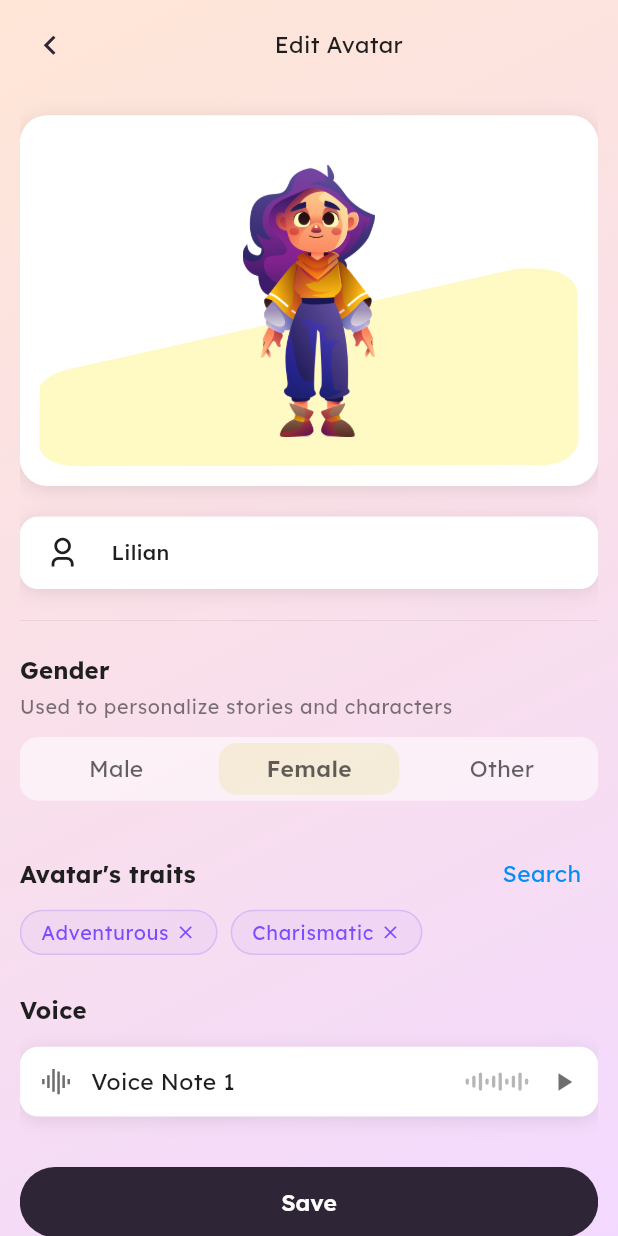
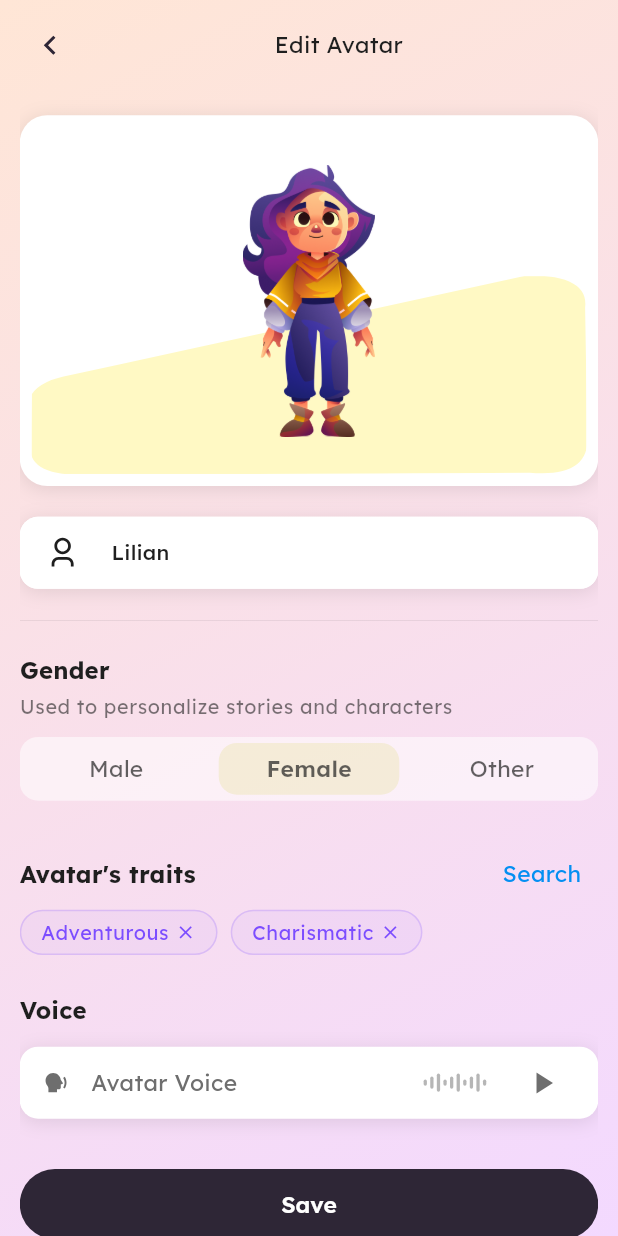
Before and after one commit to ahmadzaib/sleep-app, a Flutter app: the EditAvatarScreen screen opened by its route, on a phone screen of 412 x 824 dp. Run offline on Flutter 3.47's test engine with Material 3 defaults, Android fonts, the phone set to English and light mode, and no system bars; drawn by our look-alikes of zoom_tap_animation; our stand-ins replace cached_network_image, dio, dropdown_button2, firebase_core, flutter_screenutil, flutter_secure_storage and 11 more; missing offline and left inert: super_tooltip, svg_flutter; accounts and stored records are empty.

Commit message:
featL voice note playing

```diff
--- a/lib/core/constants/app_icons.dart
+++ b/lib/core/constants/app_icons.dart
@@ -23,6 +23,7 @@ class AppIconsSvg {
   static const String cross = "assets/icons/cross.svg";
   static const String delete = "assets/icons/delete.svg";
   static const String magic = "assets/icons/magic.svg";
+  static const String speaking = "assets/icons/speaking.svg";
 }
 
 class AppIconsPng {}
--- a/lib/features/avatar/views/components/voice_note_tile.dart
+++ b/lib/features/avatar/views/components/voice_note_tile.dart
@@ -5,31 +5,110 @@ import 'package:avatar_flow/core/utils/spacing.dart';
 import 'package:avatar_flow/widgets/custom_svg.dart';
 import 'package:flutter/material.dart';
 import 'package:flutter_screenutil/flutter_screenutil.dart';
+import 'package:just_audio/just_audio.dart';
 
-class VoiceNoteTile extends StatelessWidget {
-  const VoiceNoteTile({super.key});
+class VoiceNoteTile extends StatefulWidget {
+  final String title;
+  final String audioPath;
+  final bool isNetwork;
+
+  const VoiceNoteTile({
+    super.key,
+    required this.title,
+    required this.audioPath,
+    this.isNetwork = false,
+  });
+
+  @override
+  State<VoiceNoteTile> createState() => _VoiceNoteTileState();
+}
+
+class _VoiceNoteTileState extends State<VoiceNoteTile> {
+  final AudioPlayer _player = AudioPlayer();
+  bool isPlaying = false;
+
+  @override
+  void initState() {
+    super.initState();
+
+    /// Listen once for completion
+    _player.playerStateStream.listen((state) {
+      if (state.processingState == ProcessingState.completed) {
+        setState(() => isPlaying = false);
+      }
+    });
+
+    /// Preload audio (no loader UI needed)
+    _initAudio();
+  }
+
+  Future<void> _initAudio() async {
+    try {
+      if (widget.isNetwork) {
+        await _player.setUrl(widget.audioPath);
+      } else {
+        await _player.setAsset(widget.audioPath);
+      }
+    } catch (e) {
+      debugPrint("Audio init error: $e");
+    }
+  }
+
+  @override
+  void dispose() {
+    _player.dispose();
+    super.dispose();
+  }
+
+  Future<void> _togglePlay() async {
+    try {
+      if (isPlaying) {
+        await _player.pause();
+        setState(() => isPlaying = false);
+      } else {
+        /// Always restart from beginning
+        await _player.seek(Duration.zero);
+        setState(() => isPlaying = true);
+        await _player.play();
+      }
+    } catch (e) {
+      debugPrint("Audio error: $e");
+    }
+  }
 
   @override
   Widget build(BuildContext context) {
     final textTheme = Theme.of(context).textTheme;
+
     return Container(
-      padding: AppConstants.defaultAllPadding,
+      padding: AppConstants.defaultPaddingHorizental,
       decoration: BoxDecoration(
         color: Theme.of(context).colorScheme.surface,
-        borderRadius: BorderRadius.circular(12.r),
+        borderRadius: BorderRadius.circular(AppConstants.smallRadius),
         boxShadow: [AppConstants.defaultShadow],
       ),
       child: Row(
         children: [
+          /// Icon
           CustomSvg(
-            path: AppIconsSvg.speech,
+            path: AppIconsSvg.speaking,
             color: context.appColors.grey,
             size: 20,
           ),
+
           Spacing.x(3),
-          Text("Voice Note 1", style: textTheme.bodyMedium),
+
+          /// Title
+          Text(
+            widget.title,
+            style: textTheme.bodyMedium!.copyWith(
+              color: context.appColors.grey,
+            ),
+          ),
+
           const Spacer(),
-          // Simple Waveform Representation
+
+          /// Static Waveform
           Row(
             children: List.generate(
               10,
@@ -44,8 +123,17 @@ class VoiceNoteTile extends StatelessWidget {
               ),
             ),
           ),
+
           Spacing.x(3),
-          Icon(Icons.play_arrow, color: context.appColors.grey, size: 20),
+
+          /// Play / Pause Button
+          IconButton(
+            onPressed: _togglePlay,
+            icon: Icon(
+              isPlaying ? Icons.pause : Icons.play_arrow,
+              color: context.appColors.grey,
+            ),
+          ),
         ],
       ),
     );
--- a/lib/features/avatar/views/edit_avatar_screen.dart
+++ b/lib/features/avatar/views/edit_avatar_screen.dart
@@ -60,7 +60,7 @@ class _EditAvatarScreenState extends State<EditAvatarScreen> {
                             Align(
                               alignment: Alignment.bottomCenter,
                               child: Padding(
-                                padding: AppConstants.defaultAllPadding,
+                                padding: EdgeInsets.all(8),
                                 child: ClipPath(
                                   clipper: MyClipper(),
                                   child: Container(
@@ -187,7 +187,11 @@ class _EditAvatarScreenState extends State<EditAvatarScreen> {
                       ),
                     ),
                     Spacing.y(1.5),
-                    VoiceNoteTile(),
+                    VoiceNoteTile(
+                      title: 'Avatar Voice',
+                      audioPath: 'assets/audio/music.mp3',
+                      isNetwork: false,
+                    ),
 
                     Spacing.y(4),
                     // Save Button
--- a/pubspec.yaml
+++ b/pubspec.yaml
@@ -65,6 +65,7 @@ dependencies:
   flutter_staggered_grid_view: ^0.7.0
   super_tooltip: ^2.1.1
   lottie: ^3.3.3
+  just_audio: ^0.10.5
 
 dev_dependencies:
   flutter_test:
@@ -92,6 +93,7 @@ flutter:
     - assets/icons/
     - assets/images/
     - assets/lottie/
+    - assets/audio/
 
   # An image asset can refer to one or more resolution-specific "variants", see
   # https://flutter.dev/to/resolution-aware-images
```
Also changed, not shown: assets/icons/speaking.svg (added), pubspec.lock, 2 other files.
